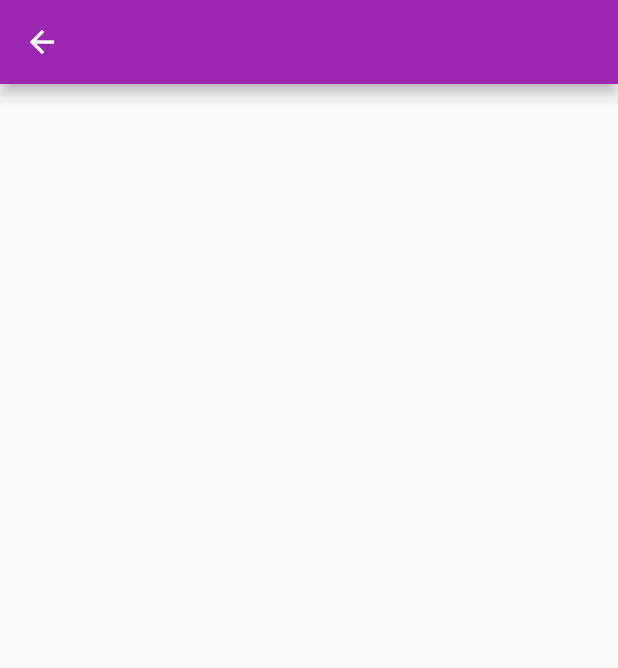
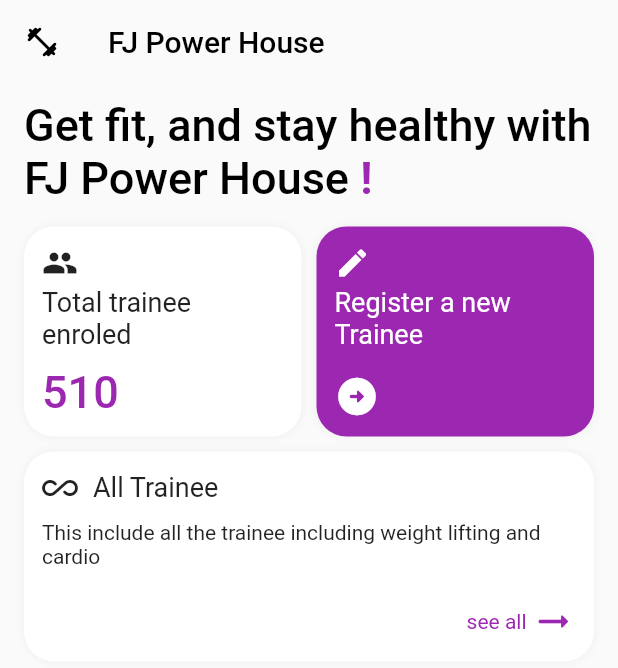
Before and after one commit to muhammadnaqeeb/Gym-App, a Flutter app: the HomeScreen screen opened directly, on a phone screen of 412 x 824 dp. Shown: the top 668 px of the screen. Run offline on Flutter 3.47's test engine with Material 2 defaults, Android fonts, the phone set to English and light mode, and no system bars; our stand-ins replace flutter_styled_toast.

Commit message:
adding home screen

```diff
--- /dev/null
+++ b/lib/constants/constants.dart
@@ -0,0 +1,10 @@
+import 'package:flutter/material.dart';
+
+const kPrimaryColor = Colors.purple;
+
+const kBoxShadow = BoxShadow(
+  color: Color(0xFFEEEEEE),
+  blurRadius: 4,
+  spreadRadius: 0,
+  offset: Offset(0, 0),
+);
--- a/lib/view/screens/home_screen.dart
+++ b/lib/view/screens/home_screen.dart
@@ -1,4 +1,9 @@
 import 'package:flutter/material.dart';
+import 'package:gym_registration/constants/constants.dart';
+import 'package:gym_registration/view/widgets/total_trainee_card.dart';
+
+import '../widgets/register_trainee_card.dart';
+import '../widgets/view_all_trainee_card.dart';
 
 class HomeScreen extends StatelessWidget {
   const HomeScreen({super.key});
@@ -6,9 +11,63 @@ class HomeScreen extends StatelessWidget {
   @override
   Widget build(BuildContext context) {
     return Scaffold(
-      appBar: AppBar(),
+      appBar: AppBar(
+        backgroundColor: Colors.transparent,
+        elevation: 0,
+        leading: const Icon(
+          Icons.fitness_center_rounded,
+          color: Colors.black,
+        ),
+        title: const Text(
+          "FJ Power House",
+          style: TextStyle(
+            color: Colors.black,
+          ),
+        ),
+      ),
       body: Container(
         margin: const EdgeInsets.symmetric(horizontal: 16, vertical: 10),
+        child: Column(
+          crossAxisAlignment: CrossAxisAlignment.start,
+          children: [
+            RichText(
+              text: const TextSpan(
+                style: TextStyle(
+                    fontSize: 30,
+                    fontWeight: FontWeight.w500,
+                    color: Colors.black),
+                children: <TextSpan>[
+                  TextSpan(
+                      text: 'Get fit, and stay healthy with FJ Power House'),
+                  TextSpan(
+                      text: ' !',
+                      style: TextStyle(
+                        fontWeight: FontWeight.bold,
+                        color: kPrimaryColor,
+                      )),
+                ],
+              ),
+            ),
+            const SizedBox(
+              height: 15,
+            ),
+            Row(
+              children: const [
+                Expanded(child: TotalTraineeCard()),
+                SizedBox(
+                  width: 10,
+                ),
+                Expanded(
+                  child: RegisterTraineeCard(),
+                )
+              ],
+            ),
+            const SizedBox(
+              height: 10,
+            ),
+            const ViewAllTraineeCard()
+          ],
+        ),
       ),
     );
   }
--- a/lib/view/screens/login_screen.dart
+++ b/lib/view/screens/login_screen.dart
@@ -1,6 +1,8 @@
 import 'package:flutter/material.dart';
 import 'package:gym_registration/view/screens/home_screen.dart';
 import 'package:flutter_styled_toast/flutter_styled_toast.dart';
+
+import '../../constants/constants.dart';
 
 class LoginScreen extends StatelessWidget {
   LoginScreen({super.key});
@@ -78,7 +80,7 @@ class LoginScreen extends StatelessWidget {
                                     context,
                                     MaterialPageRoute(
                                       builder: (BuildContext context) =>
-                                          HomeScreen(),
+                                          const HomeScreen(),
                                     ),
                                   );
                                 } else {
@@ -90,7 +92,7 @@ class LoginScreen extends StatelessWidget {
                                         reverseAnimation:
                                             StyledToastAnimation.fade,
                                         position: StyledToastPosition.top,
-                                        backgroundColor: Colors.purple,
+                                        backgroundColor: kPrimaryColor,
                                         borderRadius:
                                             BorderRadius.circular(50.0));
                                   } else {
@@ -100,7 +102,7 @@ class LoginScreen extends StatelessWidget {
                                         reverseAnimation:
                                             StyledToastAnimation.fade,
                                         position: StyledToastPosition.top,
-                                        backgroundColor: Colors.purple,
+                                        backgroundColor: kPrimaryColor,
                                         borderRadius:
                                             BorderRadius.circular(20.0));
                                   }
--- /dev/null
+++ b/lib/view/widgets/register_trainee_card.dart
@@ -0,0 +1,55 @@
+import 'package:flutter/material.dart';
+
+import '../../constants/constants.dart';
+
+class RegisterTraineeCard extends StatelessWidget {
+  const RegisterTraineeCard({
+    super.key,
+  });
+
+  @override
+  Widget build(BuildContext context) {
+    return GestureDetector(
+      child: Container(
+        width: 140,
+        height: 140,
+        padding: const EdgeInsets.all(12),
+        decoration: BoxDecoration(
+          color: kPrimaryColor,
+          borderRadius: BorderRadius.circular(20),
+          boxShadow: const [
+            kBoxShadow,
+          ],
+        ),
+        child: Column(
+            crossAxisAlignment: CrossAxisAlignment.start,
+            children: const [
+              Icon(
+                Icons.edit,
+                color: Colors.white,
+              ),
+              SizedBox(
+                height: 4,
+              ),
+              Text(
+                "Register a new Trainee",
+                style: TextStyle(
+                  color: Colors.white,
+                  fontSize: 18,
+                  fontWeight: FontWeight.w400,
+                ),
+              ),
+              Spacer(),
+              Icon(
+                Icons.arrow_circle_right_rounded,
+                color: Colors.white,
+                size: 30,
+              )
+            ]),
+      ),
+      onTap: () {
+        print("Reister new trainee click");
+      },
+    );
+  }
+}
--- /dev/null
+++ b/lib/view/widgets/total_trainee_card.dart
@@ -0,0 +1,44 @@
+import 'package:flutter/material.dart';
+
+import '../../constants/constants.dart';
+
+class TotalTraineeCard extends StatelessWidget {
+  const TotalTraineeCard({super.key});
+
+  @override
+  Widget build(BuildContext context) {
+    return Container(
+      height: 140,
+      padding: const EdgeInsets.all(12),
+      decoration: BoxDecoration(
+        color: Colors.white,
+        borderRadius: BorderRadius.circular(20),
+        boxShadow: const [
+          kBoxShadow,
+        ],
+      ),
+      child: Column(
+        crossAxisAlignment: CrossAxisAlignment.start,
+        children: const [
+          Icon(Icons.people),
+          SizedBox(
+            height: 4,
+          ),
+          Text(
+            "Total trainee enroled",
+            style: TextStyle(fontSize: 18, fontWeight: FontWeight.w400),
+          ),
+          Spacer(),
+          Text(
+            "510",
+            style: TextStyle(
+              fontSize: 30,
+              fontWeight: FontWeight.w500,
+              color: kPrimaryColor,
+            ),
+          )
+        ],
+      ),
+    );
+  }
+}
--- /dev/null
+++ b/lib/view/widgets/view_all_trainee_card.dart
@@ -0,0 +1,69 @@
+import 'package:flutter/material.dart';
+
+import '../../constants/constants.dart';
+
+class ViewAllTraineeCard extends StatelessWidget {
+  const ViewAllTraineeCard({
+    super.key,
+  });
+
+  @override
+  Widget build(BuildContext context) {
+    return GestureDetector(
+      child: Container(
+        height: 140,
+        padding: const EdgeInsets.all(12),
+        decoration: BoxDecoration(
+          color: Colors.white,
+          borderRadius: BorderRadius.circular(20),
+          boxShadow: const [
+            kBoxShadow,
+          ],
+        ),
+        child: Column(
+          children: [
+            Row(
+              children: const [
+                Icon(Icons.all_inclusive_rounded),
+                SizedBox(
+                  width: 10,
+                ),
+                Text(
+                  "All Trainee",
+                  style: TextStyle(fontSize: 18, fontWeight: FontWeight.w400),
+                )
+              ],
+            ),
+            const SizedBox(
+              height: 10,
+            ),
+            const Text(
+              "This include all the trainee including weight lifting and cardio",
+            ),
+            const Spacer(),
+            Row(
+              mainAxisAlignment: MainAxisAlignment.end,
+              children: const [
+                Text(
+                  "see all",
+                  style: TextStyle(color: kPrimaryColor),
+                ),
+                SizedBox(
+                  width: 3,
+                ),
+                Icon(
+                  Icons.arrow_right_alt_rounded,
+                  color: kPrimaryColor,
+                  size: 30,
+                ),
+              ],
+            )
+          ],
+        ),
+      ),
+      onTap: () {
+        print('View all trainee click');
+      },
+    );
+  }
+}
```
